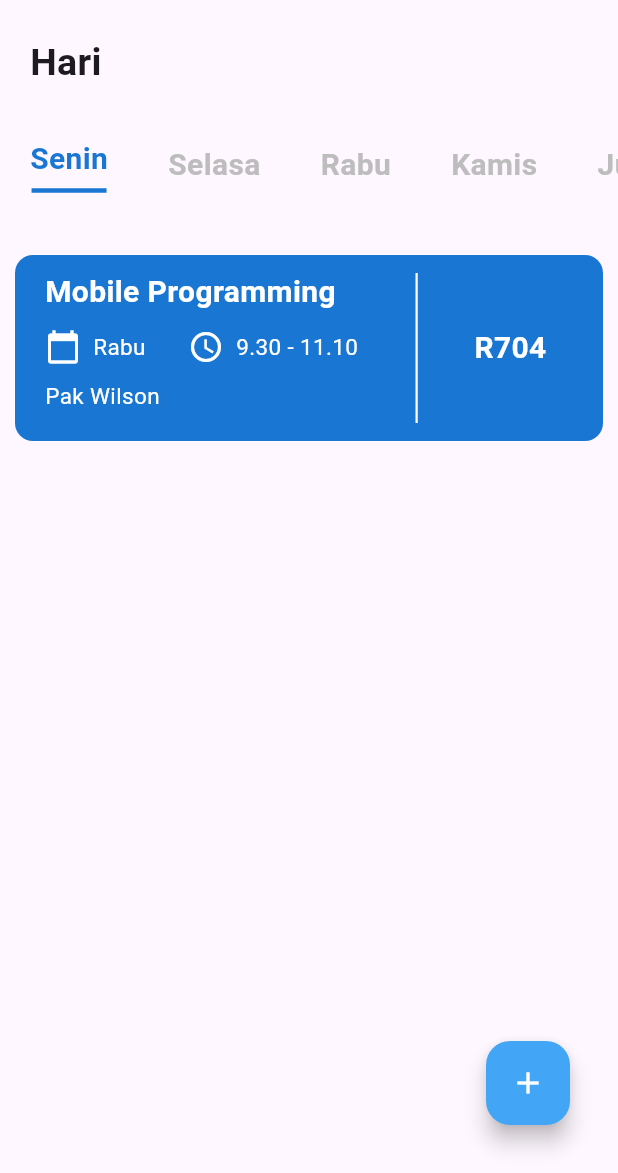
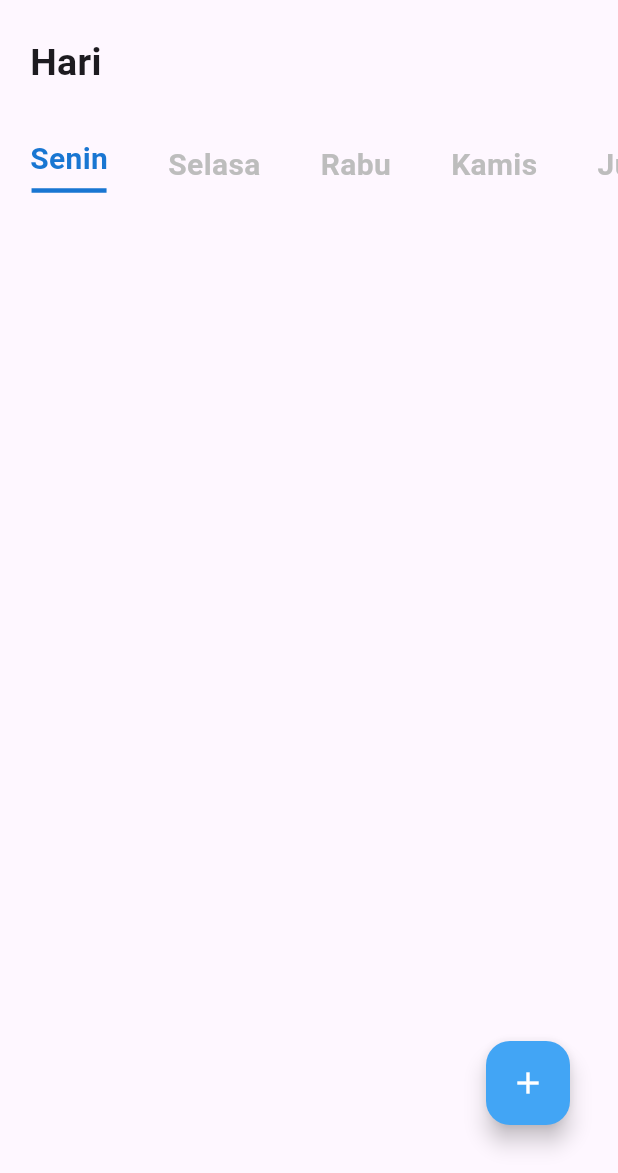
Before and after one commit to jvnnifer/jadwalPengingat, a Flutter app: the SideBar widget shown alone on an empty page, opened directly, after a tap on "Jadwal Pelajaran", on a phone screen of 412 x 824 dp, the part 63-1236 px from its top. Run offline on Flutter 3.47's test engine with Material 3 defaults, Android fonts, the phone set to English and light mode, and no system bars; our stand-ins replace date_picker_timeline.

Commit message:
card perencanaan sudah bisa dihasilkan melalui input field

```diff
--- a/lib/pages/input_field_pengingat.dart
+++ b/lib/pages/input_field_pengingat.dart
@@ -1,7 +1,7 @@
 import 'package:flutter/material.dart';
 import 'input_field_satuan/input_field_satuan.dart';
 import 'package:intl/intl.dart';
-import 'tugas.dart';
+import 'tugas_mapel.dart';
 import 'pengingat_otomatis.dart';
 
 class InputFieldPengingat extends StatefulWidget {
--- a/lib/pages/jadwal_pelajaran.dart
+++ b/lib/pages/jadwal_pelajaran.dart
@@ -2,14 +2,122 @@ import 'package:flutter/material.dart';
 import 'sidebar.dart';
 import 'input_field_jadwal.dart';
 import 'dart:ui';
+import 'tugas_mapel.dart';
 
 class JadwalPelajaranPage extends StatefulWidget {
+  final List<Mapel> mapelList;
+  JadwalPelajaranPage({required this.mapelList});
+
   @override
   _JadwalPelajaran createState() => _JadwalPelajaran();
 }
 
 class _JadwalPelajaran extends State<JadwalPelajaranPage> {
   int selectedDayIndex = 0;
+  Widget _buildCourseList(List<Mapel> mapelList) {
+    return Column(
+      children: mapelList.map(
+        (mapel) {
+          return Card(
+            elevation: 0,
+            color: mapel.warna,
+            margin: EdgeInsets.all(10),
+            child: Padding(
+              padding: EdgeInsets.only(left: 20, top: 10, bottom: 10),
+              child: Row(
+                children: [
+                  Expanded(
+                    flex: 2,
+                    child: Column(
+                      children: [
+                        Align(
+                          alignment: Alignment.centerLeft,
+                          child: Text(
+                            mapel.judul,
+                            style: TextStyle(
+                                color: Colors.white,
+                                fontWeight: FontWeight.bold,
+                                fontSize: 20),
+                          ),
+                        ),
+                        SizedBox(
+                          height: 10,
+                        ),
+                        Row(
+                          mainAxisAlignment: MainAxisAlignment.spaceBetween,
+                          children: [
+                            Row(
+                              children: [
+                                Icon(Icons.calendar_today, color: Colors.white),
+                                SizedBox(width: 8),
+                                Text(
+                                  mapel.hari,
+                                  style: TextStyle(
+                                      color: Colors.white, fontSize: 15),
+                                ),
+                              ],
+                            ),
+                            // Bagian Kanan
+                            Row(
+                              children: [
+                                Icon(Icons.access_time, color: Colors.white),
+                                SizedBox(
+                                    width: 8), // Jarak antara ikon dan teks
+                                Text(
+                                  '${mapel.waktuMulai} - ${mapel.waktuSelesai}',
+                                  style: TextStyle(
+                                      color: Colors.white, fontSize: 15),
+                                ),
+                              ],
+                            ),
+                            SizedBox(width: 10),
+                          ],
+                        ),
+                        SizedBox(
+                          height: 10,
+                        ),
+                        Align(
+                          alignment: Alignment.centerLeft,
+                          child: Text(
+                            mapel.pengajar,
+                            style: TextStyle(color: Colors.white, fontSize: 15),
+                          ),
+                        ),
+                        SizedBox(
+                          height: 10,
+                        ),
+                      ],
+                    ),
+                  ),
+                  Container(
+                    width: 1.5,
+                    height: 100,
+                    color: Colors.white,
+                  ),
+                  Expanded(
+                    flex: 1,
+                    child: Column(
+                      crossAxisAlignment: CrossAxisAlignment.center,
+                      children: [
+                        Text(
+                          mapel.ruang,
+                          style: TextStyle(
+                              color: Colors.white,
+                              fontSize: 20,
+                              fontWeight: FontWeight.bold),
+                        )
+                      ],
+                    ),
+                  ),
+                ],
+              ),
+            ),
+          );
+        },
+      ).toList(),
+    );
+  }
+
   @override
   Widget build(BuildContext context) {
     return Scaffold(
@@ -97,109 +205,14 @@ class _JadwalPelajaran extends State<JadwalPelajaranPage> {
                   );
                 }).map((item) {
                   return Padding(
-                    padding: EdgeInsets.symmetric(
-                        horizontal: 20), // Jarak antar item
+                    padding: EdgeInsets.symmetric(horizontal: 20),
                     child: item,
                   );
                 }).toList(),
               ),
             ),
           ),
-          Card(
-            elevation: 0,
-            color: Colors.blue[700],
-            margin: EdgeInsets.all(10),
-            child: Padding(
-              padding: EdgeInsets.only(left: 20, top: 10, bottom: 10),
-              child: Row(
-                children: [
-                  Expanded(
-                    flex: 2,
-                    child: Column(
-                      children: [
-                        Align(
-                          alignment: Alignment.centerLeft,
-                          child: Text(
-                            'Mobile Programming',
-                            style: TextStyle(
-                                color: Colors.white,
-                                fontWeight: FontWeight.bold,
-                                fontSize: 20),
-                          ),
-                        ),
-                        SizedBox(
-                          height: 10,
-                        ),
-                        Row(
-                          mainAxisAlignment: MainAxisAlignment.spaceBetween,
-                          children: [
-                            Row(
-                              children: [
-                                Icon(Icons.calendar_today, color: Colors.white),
-                                SizedBox(width: 8),
-                                Text(
-                                  'Rabu',
-                                  style: TextStyle(
-                                      color: Colors.white, fontSize: 15),
-                                ),
-                              ],
-                            ),
-                            // Bagian Kanan
-                            Row(
-                              children: [
-                                Icon(Icons.access_time, color: Colors.white),
-                                SizedBox(
-                                    width: 8), // Jarak antara ikon dan teks
-                                Text(
-                                  '9.30 - 11.10',
-                                  style: TextStyle(
-                                      color: Colors.white, fontSize: 15),
-                                ),
-                              ],
-                            ),
-                            SizedBox(width: 10),
-                          ],
-                        ),
-                        SizedBox(
-                          height: 10,
-                        ),
-                        Align(
-                          alignment: Alignment.centerLeft,
-                          child: Text(
-                            'Pak Wilson',
-                            style: TextStyle(color: Colors.white, fontSize: 15),
-                          ),
-                        ),
-                        SizedBox(
-                          height: 10,
-                        ),
-                      ],
-                    ),
-                  ),
-                  Container(
-                    width: 1.5,
-                    height: 100,
-                    color: Colors.white,
-                  ),
-                  Expanded(
-                    flex: 1,
-                    child: Column(
-                      crossAxisAlignment: CrossAxisAlignment.center,
-                      children: [
-                        Text(
-                          'R704',
-                          style: TextStyle(
-                              color: Colors.white,
-                              fontSize: 20,
-                              fontWeight: FontWeight.bold),
-                        )
-                      ],
-                    ),
-                  ),
-                ],
-              ),
-            ),
-          ),
+          _buildCourseList(widget.mapelList),
         ],
       ),
       floatingActionButton: Stack(
--- a/lib/pages/pengingat_otomatis.dart
+++ b/lib/pages/pengingat_otomatis.dart
@@ -4,7 +4,7 @@ import 'sidebar.dart';
 import 'package:date_picker_timeline/date_picker_timeline.dart';
 import 'package:intl/intl.dart';
 import 'dart:ui';
-import 'tugas.dart';
+import 'tugas_mapel.dart';
 
 class PengingatOtomatisPage extends StatefulWidget {
   final List<Tugas> tugasList;
--- a/lib/pages/sidebar.dart
+++ b/lib/pages/sidebar.dart
@@ -48,7 +48,10 @@ class SideBar extends StatelessWidget {
             onTap: () {
               Navigator.push(
                 context,
-                MaterialPageRoute(builder: (context) => JadwalPelajaranPage()),
+                MaterialPageRoute(
+                    builder: (context) => JadwalPelajaranPage(
+                          mapelList: [],
+                        )),
               );
             },
           ),
--- /dev/null
+++ b/lib/pages/tugas_mapel.dart
@@ -0,0 +1,39 @@
+import 'package:flutter/material.dart';
+
+class Tugas {
+  String judul;
+  String note;
+  String tanggal;
+  String waktuMulai;
+  String waktuSelesai;
+  Color warna;
+
+  Tugas({
+    required this.judul,
+    required this.note,
+    required this.tanggal,
+    required this.waktuMulai,
+    required this.waktuSelesai,
+    required this.warna,
+  });
+}
+
+class Mapel {
+  String judul;
+  String hari;
+  String pengajar;
+  String ruang;
+  String waktuMulai;
+  String waktuSelesai;
+  Color warna;
+
+  Mapel({
+    required this.judul,
+    required this.hari,
+    required this.pengajar,
+    required this.ruang,
+    required this.waktuMulai,
+    required this.waktuSelesai,
+    required this.warna,
+  });
+}
```
Also changed, not shown: lib/pages/input_field_jadwal.dart (+38 -9 lines), lib/pages/tugas.dart (deleted, +0 -19 lines).
